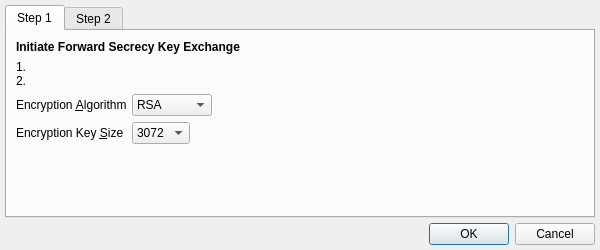
textbrowser/spot-on, file branches/trunk/UI/forwardsecrecyalgorithmsselection.ui: the form before one commit.
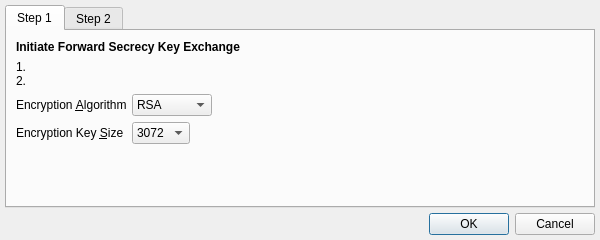
The form after the commit. Icons and pictures are not drawn.

What changed in the file:
```diff
--- a/branches/trunk/UI/forwardsecrecyalgorithmsselection.ui
+++ b/branches/trunk/UI/forwardsecrecyalgorithmsselection.ui
@@ -7,7 +7,7 @@
     <x>0</x>
     <y>0</y>
     <width>600</width>
-    <height>250</height>
+    <height>240</height>
    </rect>
   </property>
   <property name="windowIcon">
```
